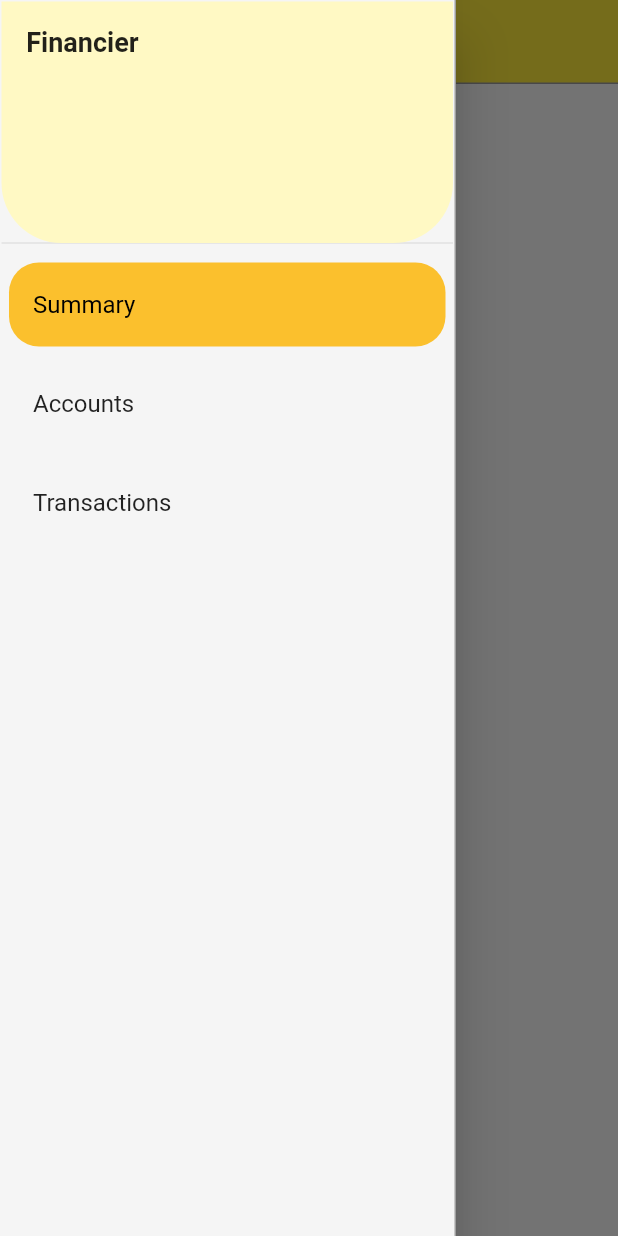
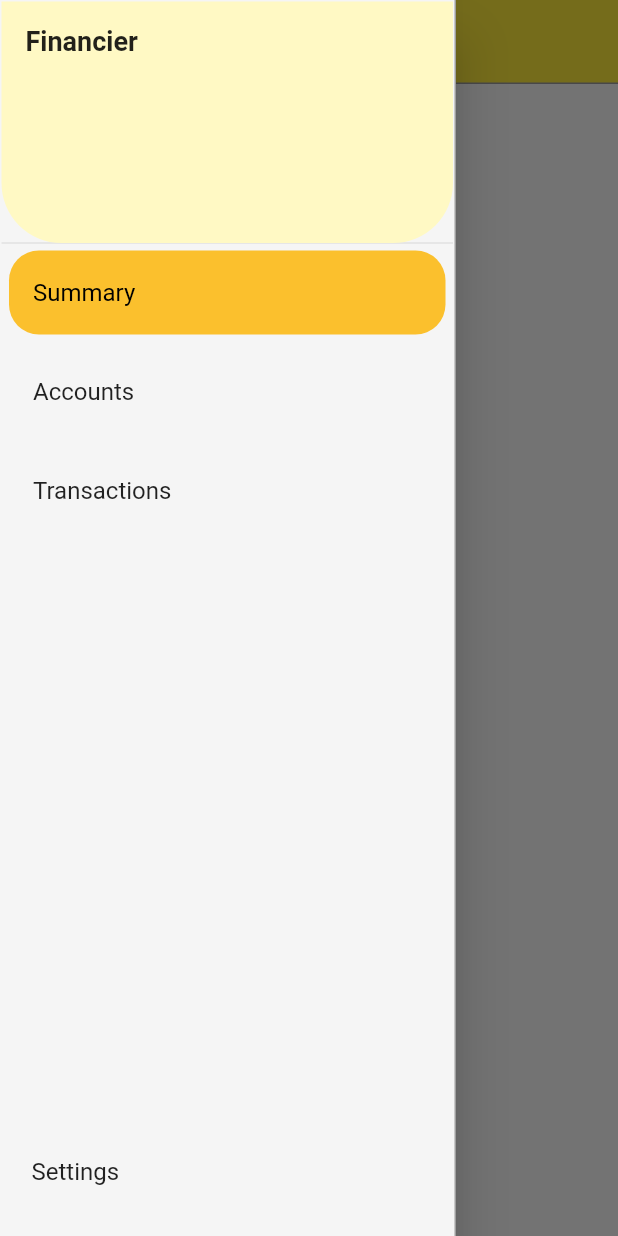
Before and after one commit to theo-kim/financier, a Flutter app: the screen it shows after launch, with the side drawer open, on a phone screen of 412 x 824 dp. Run offline on Flutter 3.47's test engine with Material 2 defaults, Android fonts, the phone set to English and light mode, and no system bars; our stand-ins replace built_collection, built_value, cloud_firestore, dropdown_search, firebase_auth, firebase_core and 2 more; accounts and stored records are empty; network calls fail; statements that could not run were skipped.

Commit message:
Settings Page and Transaction Page Loading

```diff
--- a/lib/src/components/navigation.dart
+++ b/lib/src/components/navigation.dart
@@ -20,6 +20,38 @@ class NavigationDrawer extends StatefulWidget {
 
 class _NavigationDrawerState extends State<NavigationDrawer> {
   late String _activePage;
+
+  Widget _navOption(String name, String route) => Ink(
+        child: Material(
+          color: Colors.transparent,
+          child: Padding(
+            padding: EdgeInsets.all(5.0),
+            child: ListTileTheme(
+              shape: RoundedRectangleBorder(
+                borderRadius: BorderRadius.circular(20.0),
+              ),
+              selectedColor: Colors.black,
+              selectedTileColor: Theme.of(context).primaryColorDark,
+              child: ListTile(
+                title: Text(name),
+                selected: _activePage == name,
+                onTap: () {
+                  widget.onPageChange(name);
+                  if (widget.elevated) {
+                    Navigator.of(context).pop();
+                  } else {
+                    setState(() {
+                      _activePage = name;
+                    });
+                  }
+                  Navigator.of(widget.navigator.currentContext!)
+                      .pushReplacementNamed(route);
+                },
+              ),
+            ),
+          ),
+        ),
+      );
 
   @override
   void initState() {
@@ -47,6 +79,8 @@ class _NavigationDrawerState extends State<NavigationDrawer> {
             ),
           ),
         ),
+        child: Column(children: [
+          Expanded(
             child: ListView(
               physics: NeverScrollableScrollPhysics(),
               padding: EdgeInsets.all(1.0),
@@ -54,57 +88,35 @@ class _NavigationDrawerState extends State<NavigationDrawer> {
                     DrawerHeader(
                       child: Text(
                         "Financier",
-                    style:
-                        TextStyle(fontWeight: FontWeight.bold, fontSize: 18.0),
+                        style: TextStyle(
+                            fontWeight: FontWeight.bold, fontSize: 18.0),
                       ),
+                      margin: EdgeInsets.zero,
                       decoration: ShapeDecoration(
                         shape: RoundedRectangleBorder(
                           borderRadius: BorderRadius.only(
                             bottomLeft: Radius.circular(40.0),
                             bottomRight: Radius.circular(40.0),
                           ),
-                        side: BorderSide(color: Color(0xf0f0f0), width: 0.5)),
+                          side: BorderSide.none,
+                        ),
                         color: Theme.of(context).primaryColorLight,
                       ),
                     )
                   ] +
                   pages.entries
-                  .map<Widget>(
-                    (e) => Ink(
-                      child: Material(
-                        color: Colors.transparent,
-                        child: Padding(
-                          padding: EdgeInsets.all(5.0),
-                          child: ListTileTheme(
-                            shape: RoundedRectangleBorder(
-                              borderRadius: BorderRadius.circular(20.0),
-                            ),
-                            selectedColor: Colors.black,
-                            selectedTileColor:
-                                Theme.of(context).primaryColorDark,
-                            child: ListTile(
-                              title: Text(e.key),
-                              selected: _activePage == e.key,
-                              onTap: () {
-                                widget.onPageChange(e.key);
-                                if (widget.elevated) {
-                                  Navigator.of(context).pop();
-                                } else {
-                                  setState(() {
-                                    _activePage = e.key;
-                                  });
-                                }
-                                Navigator.of(widget.navigator.currentContext!)
-                                    .pushReplacementNamed(e.value);
-                              },
+                      .map<Widget>((e) => _navOption(e.key, e.value))
+                      .toList(),
             ),
           ),
-                        ),
-                      ),
+          Align(
+            alignment: AlignmentDirectional.bottomCenter,
+            child: Padding(
+              padding: EdgeInsets.only(bottom: 10.0),
+              child: _navOption("Settings", "/settings"),
             ),
           )
-                  .toList(),
-        ),
+        ]),
       ),
     );
   }
--- /dev/null
+++ b/lib/src/operations/preferences.dart
@@ -0,0 +1,3 @@
+import 'package:shared_preferences/shared_preferences.dart';
+
+late SharedPreferences preferences;
--- a/lib/src/views/pages/account.dart
+++ b/lib/src/views/pages/account.dart
@@ -1,10 +1,8 @@
-import 'package:cloud_firestore/cloud_firestore.dart';
 import 'package:financier/src/components/fields/account-dropdown.dart';
 import 'package:financier/src/components/fields/currency.dart';
 import 'package:financier/src/components/fields/standard-field.dart';
 import 'package:financier/src/models/account.dart';
 import 'package:financier/src/operations/accounts.dart';
-import 'package:financier/src/views/pages/adaptive_page.dart';
 import 'package:flutter/material.dart';
 
 extension StringExtension on String {
--- a/lib/src/views/pages/summary.dart
+++ b/lib/src/views/pages/summary.dart
@@ -1,7 +1,3 @@
-import 'package:financier/src/components/appbar.dart';
-import 'package:financier/src/components/dynamic-scaffold.dart';
-import 'package:financier/src/components/navigation.dart';
-import 'package:financier/src/views/pages/adaptive_page.dart';
 import 'package:flutter/material.dart';
 
 class SummaryPage extends StatefulWidget {
--- a/lib/src/views/primary.dart
+++ b/lib/src/views/primary.dart
@@ -2,6 +2,7 @@ import 'package:financier/src/components/appbar.dart';
 import 'package:financier/src/components/dynamic-scaffold.dart';
 import 'package:financier/src/components/navigation.dart';
 import 'package:financier/src/views/pages/account.dart';
+import 'package:financier/src/views/pages/settings.dart';
 import 'package:financier/src/views/pages/transactions.dart';
 import 'package:financier/src/views/pages/summary.dart';
 import 'package:flutter/material.dart';
@@ -18,16 +19,7 @@ class _PrimaryStructureState extends State<PrimaryStructure> {
   FloatingActionButton? _floatingActionButton;
   final GlobalKey<NavigatorState> _navigatorKey = GlobalKey<NavigatorState>();
 
-  void FABSet(FloatingActionButton fab) {
-    print("fab");
-    setState(() {
-      _floatingActionButton = fab;
-    });
-  }
-
   Route<dynamic> _router(RouteSettings settings) {
-    // final isMobile = MediaQuery.of(context).size.shortestSide < 700;
-
     final _builder = (BuildContext context) {
       if (settings.name == "/") {
         return SummaryPage();
@@ -35,6 +27,8 @@ class _PrimaryStructureState extends State<PrimaryStructure> {
         return AccountsPage();
       } else if (settings.name == "/transactions") {
         return TransactionPage();
+      } else if (settings.name == "/settings") {
+        return SettingsPage();
       } else {
         return SummaryPage();
       }
--- a/pubspec.yaml
+++ b/pubspec.yaml
@@ -35,6 +35,8 @@ dependencies:
   built_collection: ^5.1.0
   built_value: ^8.1.2
   flutter_speed_dial: ^4.3.0
+  shared_preferences: ^2.0.7
+  firebase_auth: ^3.1.1
 
 dev_dependencies:
   build_runner: ^2.1.1
```
Also changed, not shown: lib/src/components/dialog-form.dart (deleted, +0 -19 lines), lib/src/operations/accounts.dart (+15 -6 lines), lib/src/operations/date.dart (added, +39 -0 lines), lib/src/views/app.dart (+7 -1 lines), lib/src/views/pages/settings.dart (added, +40 -0 lines), lib/src/views/pages/transactions.dart (+30 -17 lines), lib/main.dart (line endings or trailing spaces), pubspec.lock, 1 other file. Lines whose indentation alone changed are shown as unchanged.
